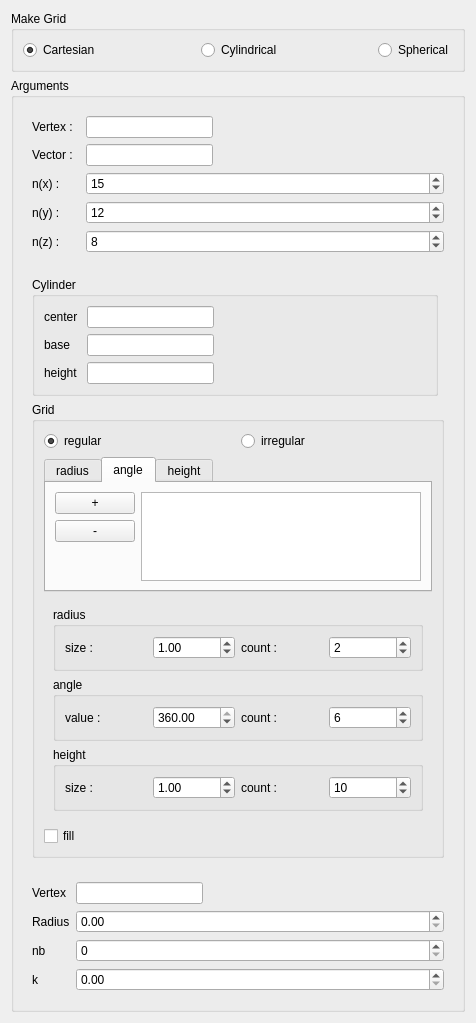
This is src/HEXABLOCKGUI/MakeGrid_QTD.ui in SalomePlatform/hexablock as Qt 5 draws it before an edit. The edited form follows.
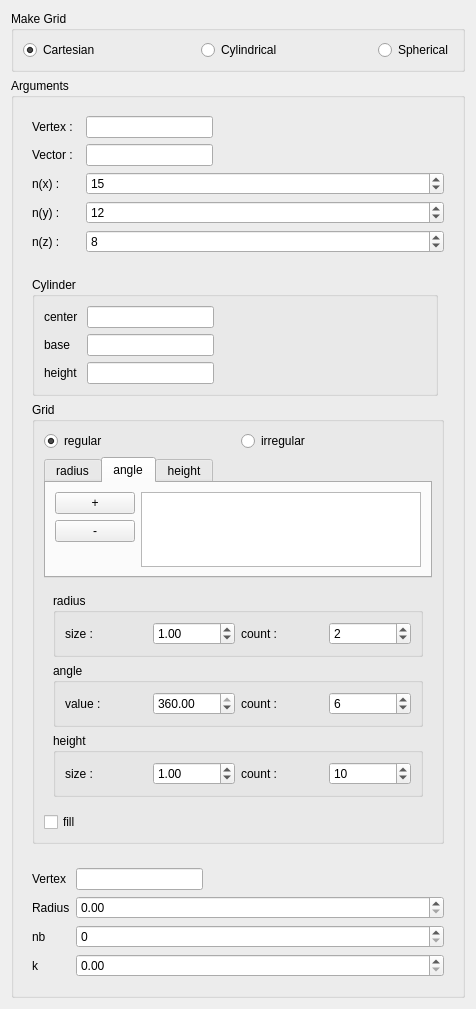
This is the edited form.

```diff
--- a/src/HEXABLOCKGUI/MakeGrid_QTD.ui
+++ b/src/HEXABLOCKGUI/MakeGrid_QTD.ui
@@ -7,7 +7,7 @@
     <x>0</x>
     <y>0</y>
     <width>476</width>
-    <height>1023</height>
+    <height>1009</height>
    </rect>
   </property>
   <property name="windowTitle">
@@ -613,7 +613,7 @@
             </size>
            </property>
            <property name="readOnly">
-            <bool>true</bool>
+            <bool>false</bool>
            </property>
           </widget>
          </item>
```
